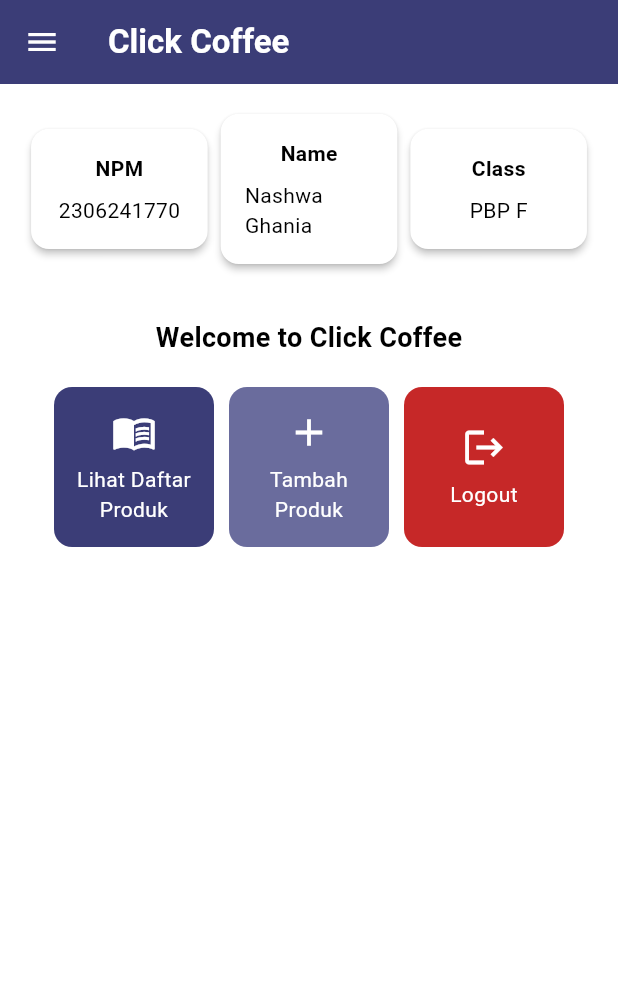
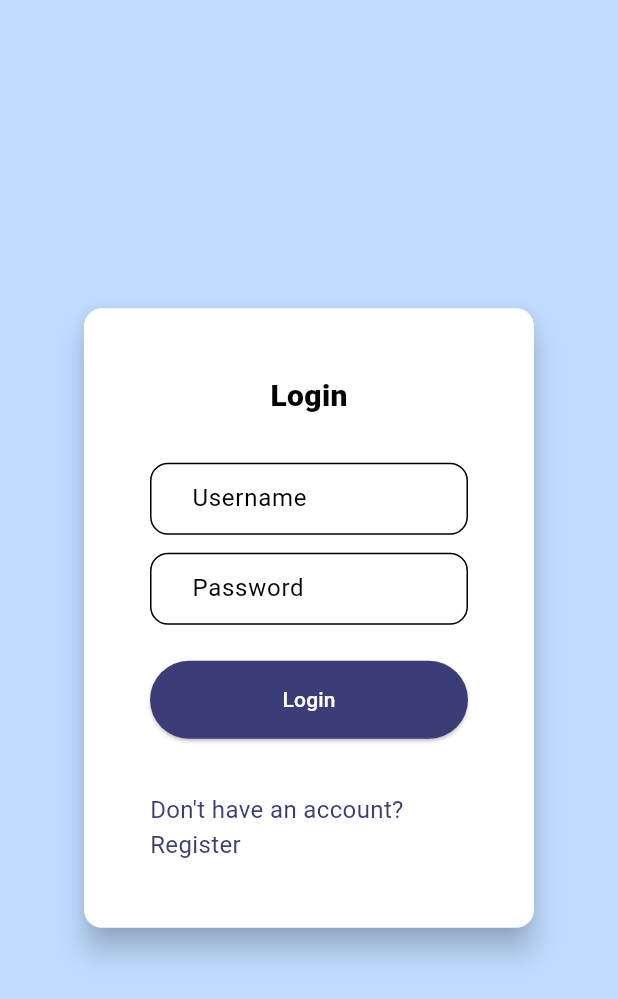
Before and after one commit to narawaa/coffeeshop-mobile, a Flutter app: the screen it shows after launch, on a phone screen of 412 x 824 dp. Shown: the top 999 px of the screen. Run offline on Flutter 3.47's test engine with Material 3 defaults, Android fonts, the phone set to English and light mode, and no system bars; missing offline and left inert: pbp_django_auth.

Commit message:
feat: Tugas 9

```diff
--- a/lib/main.dart
+++ b/lib/main.dart
@@ -1,5 +1,8 @@
+import 'package:click_coffee/screen/login.dart';
 import 'package:flutter/material.dart';
-import 'package:click_coffee/screen/menu.dart';
+
+import 'package:pbp_django_auth/pbp_django_auth.dart';
+import 'package:provider/provider.dart';
 
 void main() {
   runApp(const MyApp());
@@ -11,7 +14,12 @@
   // This widget is the root of your application.
   @override
   Widget build(BuildContext context) {
-    return MaterialApp(
+    return Provider(
+      create: (_) {
+        CookieRequest request = CookieRequest();
+        return request;
+      },
+      child: MaterialApp(
         title: 'Click Coffee',
         theme: ThemeData(
           colorScheme: const ColorScheme(
@@ -29,7 +37,8 @@
           ),
           useMaterial3: true,
         ),
-      home: MyHomePage(),
+        home: const LoginPage(),
+      )
     );
   }
 }
--- /dev/null
+++ b/lib/screen/login.dart
@@ -0,0 +1,181 @@
+import 'package:click_coffee/screen/menu.dart';
+import 'package:flutter/material.dart';
+
+import 'package:pbp_django_auth/pbp_django_auth.dart';
+import 'package:provider/provider.dart';
+import 'register.dart';
+
+void main() {
+  runApp(const LoginApp());
+}
+
+class LoginApp extends StatelessWidget {
+  const LoginApp({super.key});
+
+  @override
+  Widget build(BuildContext context) {
+    return MaterialApp(
+      title: 'Login',
+      theme: ThemeData(
+        useMaterial3: true,
+        colorScheme: ColorScheme.fromSwatch(
+          primarySwatch: Colors.deepPurple,
+        ).copyWith(secondary: Colors.deepPurple[400]),
+      ),
+      home: const LoginPage(),
+    );
+  }
+}
+
+class LoginPage extends StatefulWidget {
+  const LoginPage({super.key});
+
+  @override
+  State<LoginPage> createState() => _LoginPageState();
+}
+
+class _LoginPageState extends State<LoginPage> {
+  final TextEditingController _usernameController = TextEditingController();
+  final TextEditingController _passwordController = TextEditingController();
+
+  @override
+  Widget build(BuildContext context) {
+    final request = context.watch<CookieRequest>();
+
+    return Scaffold(
+      body: Container(
+        color: const Color(0xFFBFDBFE),
+        child: Center(
+          child: SingleChildScrollView(
+            padding: const EdgeInsets.all(52.0),
+            child: Card(
+              elevation: 8,
+              shape: RoundedRectangleBorder(
+                borderRadius: BorderRadius.circular(12.0),
+              ),
+              child: Padding(
+                padding: const EdgeInsets.all(44.0),
+                child: Column(
+                  mainAxisSize: MainAxisSize.min,
+                  children: [
+                    const Text(
+                      'Login',
+                      style: TextStyle(
+                        fontSize: 20,
+                        fontWeight: FontWeight.w900,
+                      ),
+                    ),
+                    const SizedBox(height: 30.0),
+                    TextField(
+                      controller: _usernameController,
+                      decoration: const InputDecoration(
+                        labelText: 'Username',
+                        hintText: 'Enter your username',
+                        border: OutlineInputBorder(
+                          borderRadius: BorderRadius.all(Radius.circular(12.0)),
+                        ),
+                        contentPadding:
+                          EdgeInsets.symmetric(horizontal: 24.0, vertical: 8.0),
+                      ),
+                    ),
+                    const SizedBox(height: 12.0),
+                    TextField(
+                      controller: _passwordController,
+                      decoration: const InputDecoration(
+                        labelText: 'Password',
+                        hintText: 'Enter your password',
+                        border: OutlineInputBorder(
+                          borderRadius: BorderRadius.all(Radius.circular(12.0)),
+                        ),
+                        contentPadding:
+                          EdgeInsets.symmetric(horizontal: 24.0, vertical: 8.0),
+                      ),
+                      obscureText: true,
+                    ),
+                    const SizedBox(height: 24.0),
+                    ElevatedButton(
+                      onPressed: () async {
+                        String username = _usernameController.text;
+                        String password = _passwordController.text;
+
+                        // Untuk menyambungkan Android emulator dengan Django pada localhost,
+                        // gunakan URL http://10.0.2.2/
+                        final response = await request
+                          .login("http://127.0.0.1:8000/auth/login/", {
+                          'username': username,
+                          'password': password,
+                        });
+
+                        if (request.loggedIn) {
+                          String message = response['message'];
+                          String uname = response['username'];
+                          if (context.mounted) {
+                            Navigator.pushReplacement(
+                              context,
+                              MaterialPageRoute(
+                                builder: (context) => MyHomePage()),
+                            );
+                            ScaffoldMessenger.of(context)
+                              ..hideCurrentSnackBar()
+                              ..showSnackBar(
+                                SnackBar(
+                                  content:
+                                    Text("$message Selamat datang, $uname.")
+                                ),
+                              );
+                          }
+                        } else {
+                          if (context.mounted) {
+                            showDialog(
+                              context: context,
+                              builder: (context) => AlertDialog(
+                                title: const Text('Login Gagal'),
+                                content: Text(response['message']),
+                                actions: [
+                                  TextButton(
+                                    child: const Text('OK'),
+                                    onPressed: () {
+                                      Navigator.pop(context);
+                                    },
+                                  ),
+                                ],
+                              ),
+                            );
+                          }
+                        }
+                      },
+                      style: ElevatedButton.styleFrom(
+                        foregroundColor: Colors.white,
+                        minimumSize: const Size(double.infinity, 50),
+                        backgroundColor: Theme.of(context).colorScheme.primary,
+                        padding: const EdgeInsets.symmetric(vertical: 16.0),
+                      ),
+                      child: const Text('Login'),
+                    ),
+                    const SizedBox(height: 36.0),
+                    GestureDetector(
+                      onTap: () {
+                        Navigator.push(
+                          context,
+                          MaterialPageRoute(
+                          builder: (context) => const RegisterPage()),
+                        );
+                      },
+                      child: Text(
+                        'Don\'t have an account? Register',
+                        style: TextStyle(
+                          color: Theme.of(context).colorScheme.primary,
+                          fontSize: 16.0,
+                        ),
+                      ),
+                    ),
+                  ],
+                ),
+              ),
+            ),
+          ),
+        ),
+      ),
+    );
+  }
+}
--- a/pubspec.yaml
+++ b/pubspec.yaml
@@ -35,6 +35,9 @@
   # The following adds the Cupertino Icons font to your application.
   # Use with the CupertinoIcons class for iOS style icons.
   cupertino_icons: ^1.0.8
+  provider: ^6.1.2
+  pbp_django_auth: ^0.4.0
+  http: ^1.2.2
 
 dev_dependencies:
   flutter_test:
```
Also changed, not shown: lib/models/product_model.dart (added, +65 -0 lines), lib/screen/menu.dart (+39 -21 lines), lib/screen/product_list.dart (added, +89 -0 lines), lib/screen/register.dart (added, +168 -0 lines), lib/widgets/drawer.dart (+13 -1 lines), lib/screen/product_entry.dart (renamed from lib/screen/product_form.dart), pubspec.lock, 12 other files. Lines whose indentation alone changed are shown as unchanged.
